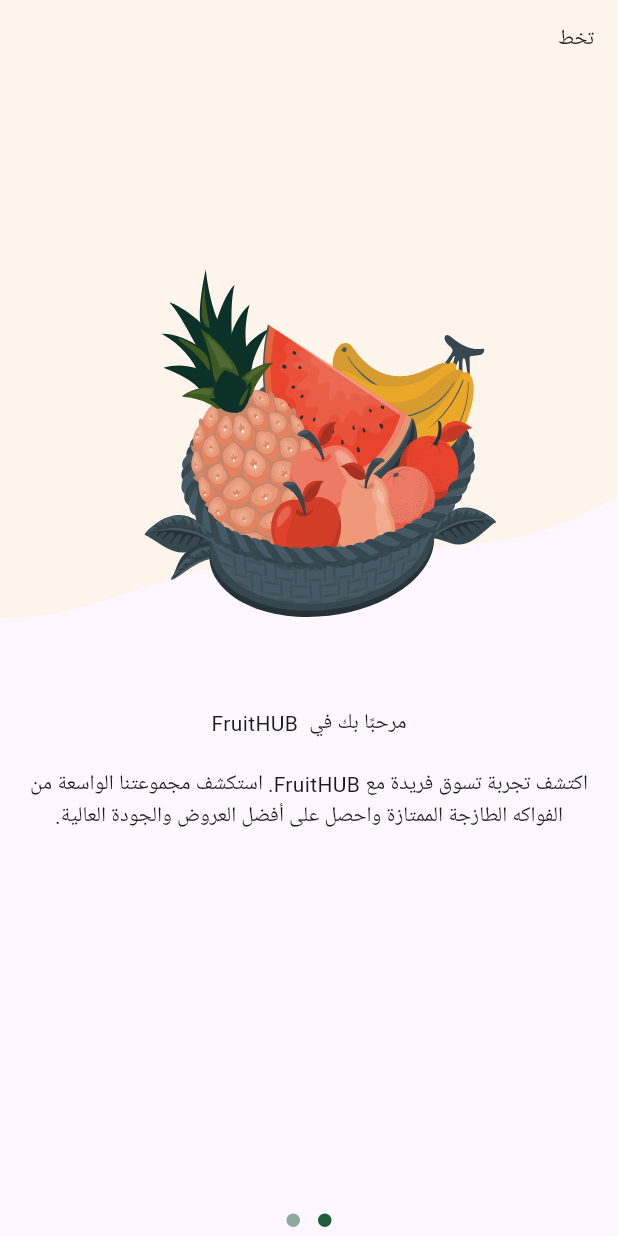
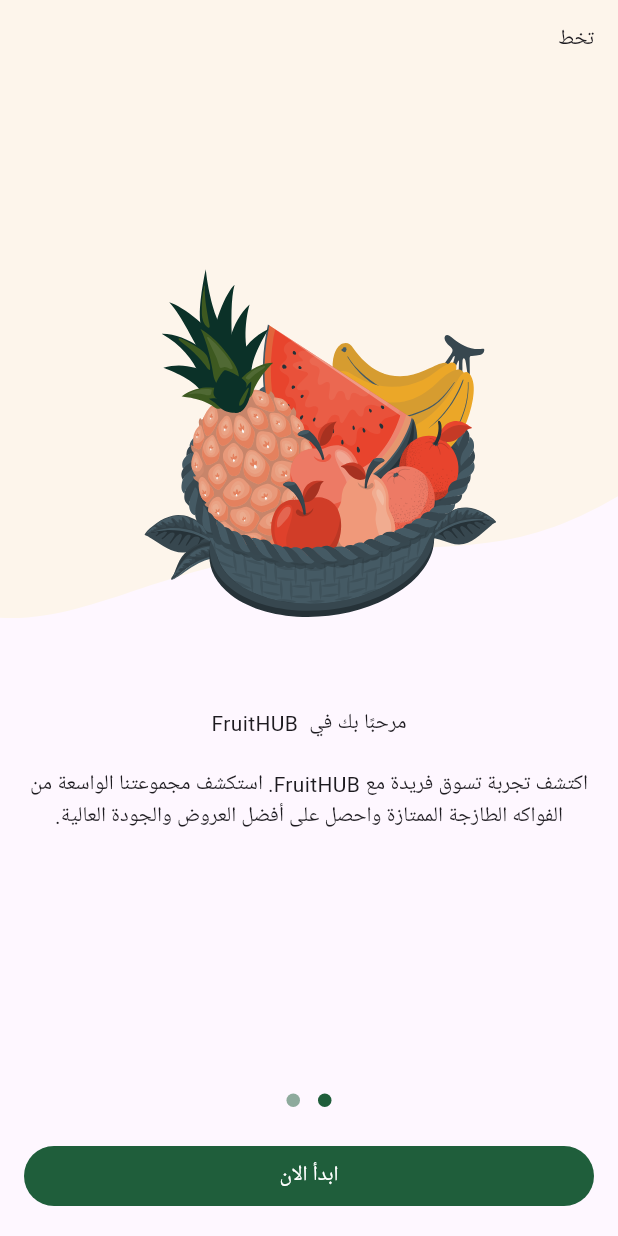
Before and after one commit to Mohamed-khaled0/Flutter-E-commerce-App, a Flutter app: the screen it shows after launch, on a phone screen of 412 x 824 dp. Run offline on Flutter 3.47's test engine with Material 3 defaults, Android fonts, the phone set to English and light mode, and no system bars; drawn by our look-alikes of dots_indicator; our stand-ins replace flutter_svg.

Commit message:
Create custom_button widget

```diff
--- /dev/null
+++ b/lib/core/widgets/custom_button.dart
@@ -0,0 +1,27 @@
+import 'package:e_commerce/core/utils/app_colors.dart';
+import 'package:flutter/material.dart';
+
+class CustomButton extends StatelessWidget {
+  const CustomButton({super.key, required this.onPressed, required this.text});
+
+  final VoidCallback onPressed;
+  final String text;
+  @override
+  Widget build(BuildContext context) {
+    return SizedBox(
+      width: double.infinity,
+      child: TextButton(
+        style: TextButton.styleFrom(
+          backgroundColor: AppColors.primaryColor,
+        ),
+        onPressed: onPressed,
+        child: Text(
+          text,
+          style: TextStyle(
+            color: Colors.white,
+          ),
+        ),
+      ),
+    );
+  }
+}
--- a/lib/features/on_boarding/presentation/views/widgets/onboarding_view_body.dart
+++ b/lib/features/on_boarding/presentation/views/widgets/onboarding_view_body.dart
@@ -1,5 +1,6 @@
 import 'package:dots_indicator/dots_indicator.dart';
 import 'package:e_commerce/core/utils/app_colors.dart';
+import 'package:e_commerce/core/widgets/custom_button.dart';
 import 'package:e_commerce/features/on_boarding/presentation/views/widgets/onboarding_page_view.dart';
 import 'package:flutter/material.dart';
 
@@ -19,6 +20,10 @@ class OnBoardingViewBody extends StatelessWidget {
               activeColor: AppColors.primaryColor,
               color: AppColors.primaryColor.withOpacity(.5)),
         ),
+        Padding(
+          padding: const EdgeInsets.all(16.0),
+          child: CustomButton(onPressed: () {}, text: 'ابدأ الان'),
+        )
       ],
     );
   }
```
